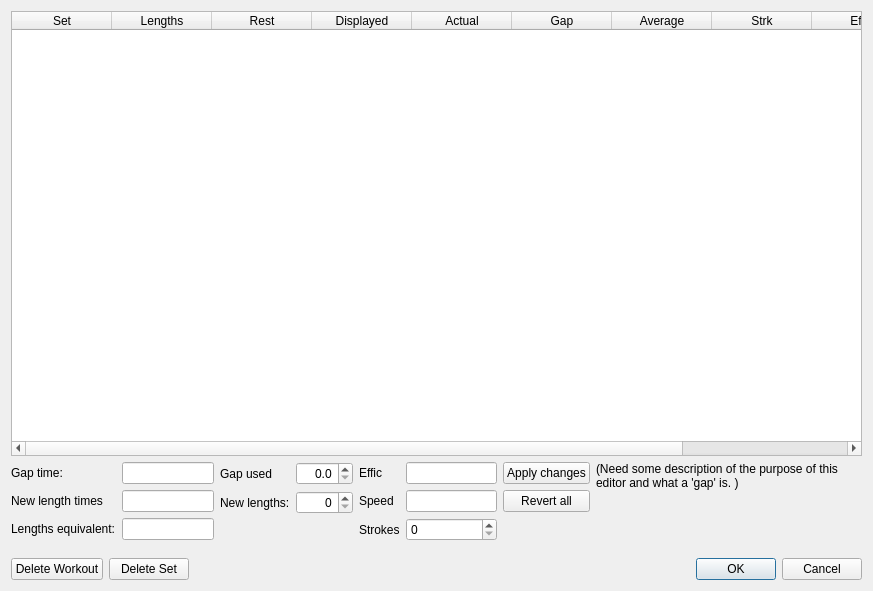
ihewitt/poolviewer, file ui/edit.ui: the form before one commit.
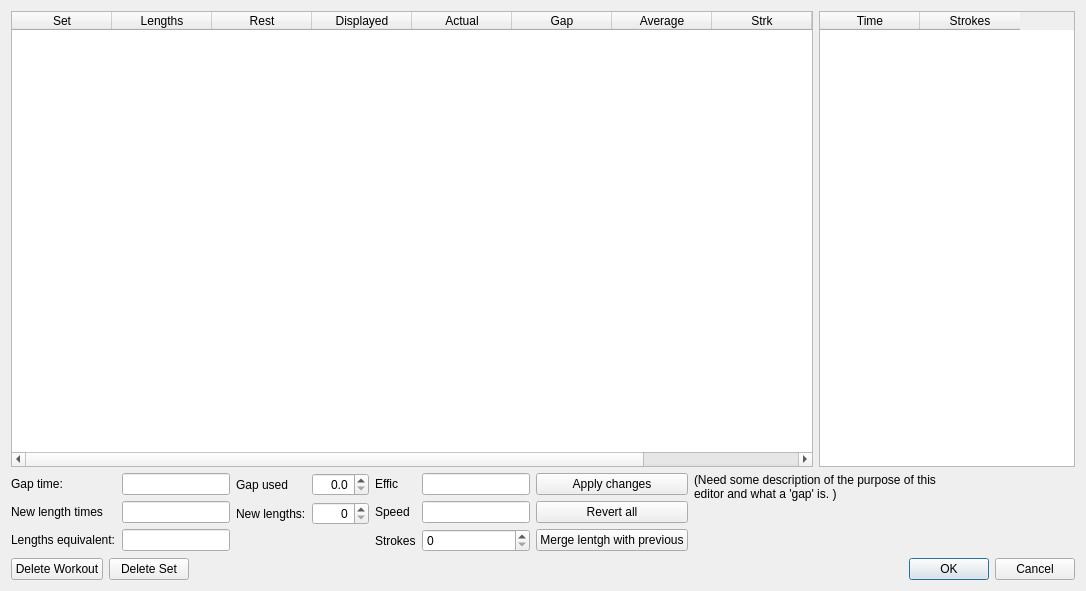
The form after the commit.

Commit message: Add ability to merge lengths.

The edit to the form file:
```diff
--- a/ui/edit.ui
+++ b/ui/edit.ui
@@ -6,7 +6,7 @@
    <rect>
     <x>0</x>
     <y>0</y>
-    <width>873</width>
+    <width>1086</width>
     <height>591</height>
    </rect>
   </property>
@@ -14,7 +14,41 @@
    <string>Dialog</string>
   </property>
   <layout class="QGridLayout" name="gridLayout">
-   <item row="1" column="0">
+   <item row="7" column="0">
+    <layout class="QHBoxLayout" name="horizontalLayout">
+     <item>
+      <widget class="QPushButton" name="deleteAllButton">
+       <property name="toolTip">
+        <string>&lt;html&gt;&lt;head/&gt;&lt;body&gt;&lt;p&gt;Delete entire workout.&lt;/p&gt;&lt;/body&gt;&lt;/html&gt;</string>
+       </property>
+       <property name="text">
+        <string>Delete Workout</string>
+       </property>
+      </widget>
+     </item>
+     <item>
+      <widget class="QPushButton" name="deleteButton">
+       <property name="toolTip">
+        <string>&lt;html&gt;&lt;head/&gt;&lt;body&gt;&lt;p&gt;Delete selected set.&lt;/p&gt;&lt;/body&gt;&lt;/html&gt;</string>
+       </property>
+       <property name="text">
+        <string>Delete Set</string>
+       </property>
+      </widget>
+     </item>
+     <item>
+      <widget class="QDialogButtonBox" name="buttonBox">
+       <property name="orientation">
+        <enum>Qt::Horizontal</enum>
+       </property>
+       <property name="standardButtons">
+        <set>QDialogButtonBox::Cancel|QDialogButtonBox::Ok</set>
+       </property>
+      </widget>
+     </item>
+    </layout>
+   </item>
+   <item row="2" column="0">
     <layout class="QHBoxLayout" name="horizontalLayout_2">
      <item>
       <layout class="QFormLayout" name="formLayout_3">
@@ -217,20 +251,11 @@
         </widget>
        </item>
        <item>
-        <spacer name="verticalSpacer">
-         <property name="orientation">
-          <enum>Qt::Vertical</enum>
+        <widget class="QPushButton" name="squashButton">
+         <property name="text">
+          <string>Merge lentgh with previous</string>
          </property>
-         <property name="sizeType">
-          <enum>QSizePolicy::Preferred</enum>
-         </property>
-         <property name="sizeHint" stdset="0">
-          <size>
-           <width>20</width>
-           <height>40</height>
-          </size>
-         </property>
-        </spacer>
+        </widget>
        </item>
       </layout>
      </item>
@@ -264,6 +289,8 @@
     </layout>
    </item>
    <item row="0" column="0">
+    <layout class="QHBoxLayout" name="horizontalLayout_3">
+     <item>
     <widget class="QTableWidget" name="setsGrid">
      <column>
       <property name="text">
@@ -317,36 +344,30 @@
      </column>
     </widget>
    </item>
-   <item row="6" column="0">
-    <layout class="QHBoxLayout" name="horizontalLayout">
      <item>
-      <widget class="QPushButton" name="deleteAllButton">
-       <property name="toolTip">
-        <string>&lt;html&gt;&lt;head/&gt;&lt;body&gt;&lt;p&gt;Delete entire workout.&lt;/p&gt;&lt;/body&gt;&lt;/html&gt;</string>
+      <widget class="QTableWidget" name="lengthsGrid">
+       <property name="sizePolicy">
+        <sizepolicy hsizetype="Preferred" vsizetype="Expanding">
+         <horstretch>0</horstretch>
+         <verstretch>0</verstretch>
+        </sizepolicy>
        </property>
-       <property name="text">
-        <string>Delete Workout</string>
+       <property name="selectionMode">
+        <enum>QAbstractItemView::SingleSelection</enum>
        </property>
-      </widget>
-     </item>
-     <item>
-      <widget class="QPushButton" name="deleteButton">
-       <property name="toolTip">
-        <string>&lt;html&gt;&lt;head/&gt;&lt;body&gt;&lt;p&gt;Delete selected set.&lt;/p&gt;&lt;/body&gt;&lt;/html&gt;</string>
+       <property name="selectionBehavior">
+        <enum>QAbstractItemView::SelectRows</enum>
        </property>
+       <column>
        <property name="text">
-        <string>Delete Set</string>
-       </property>
-      </widget>
-     </item>
-     <item>
-      <widget class="QDialogButtonBox" name="buttonBox">
-       <property name="orientation">
-        <enum>Qt::Horizontal</enum>
-       </property>
-       <property name="standardButtons">
-        <set>QDialogButtonBox::Cancel|QDialogButtonBox::Ok</set>
-       </property>
+         <string>Time</string>
+        </property>
+       </column>
+       <column>
+        <property name="text">
+         <string>Strokes</string>
+        </property>
+       </column>
       </widget>
      </item>
     </layout>
```
Lines whose indentation alone changed are shown as unchanged. The commit also changes 5 other files.
